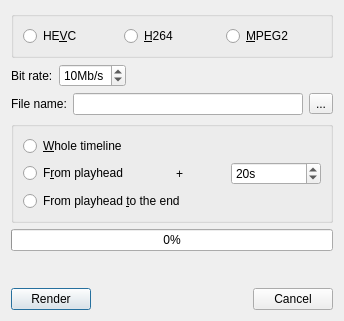
This is app/ui/render.ui in hftom/MachinTruc as Qt 5 draws it before an edit. The edited form follows.
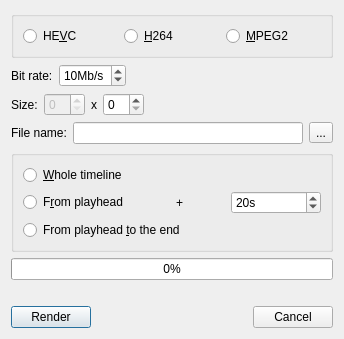
This is the edited form. Icons and pictures are not drawn.

Commit message: render resize option

What changed in the file:
```diff
--- a/app/ui/render.ui
+++ b/app/ui/render.ui
@@ -86,6 +86,47 @@
        </item>
       </layout>
      </item>
+     <item>
+      <layout class="QHBoxLayout" name="horizontalLayout_5">
+       <item>
+        <widget class="QLabel" name="label_6">
+         <property name="text">
+          <string>Size:</string>
+         </property>
+        </widget>
+       </item>
+       <item>
+        <widget class="QSpinBox" name="widthSpin">
+         <property name="enabled">
+          <bool>false</bool>
+         </property>
+        </widget>
+       </item>
+       <item>
+        <widget class="QLabel" name="label_7">
+         <property name="text">
+          <string>x</string>
+         </property>
+        </widget>
+       </item>
+       <item>
+        <widget class="QSpinBox" name="heightSpin"/>
+       </item>
+       <item>
+        <spacer name="horizontalSpacer_3">
+         <property name="orientation">
+          <enum>Qt::Horizontal</enum>
+         </property>
+         <property name="sizeHint" stdset="0">
+          <size>
+           <width>40</width>
+           <height>20</height>
+          </size>
+         </property>
+        </spacer>
+       </item>
+      </layout>
+     </item>
      <item>
       <layout class="QHBoxLayout" name="horizontalLayout">
        <item>
```
The commit also changes 9 other files.
